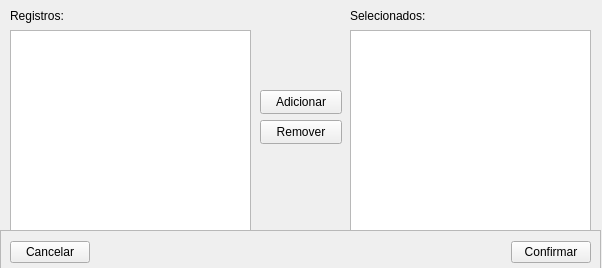
Qt form src/ui/ComponentEscolherRegistros.ui (nicolaspimeenta/gas-guardian) before a commit.
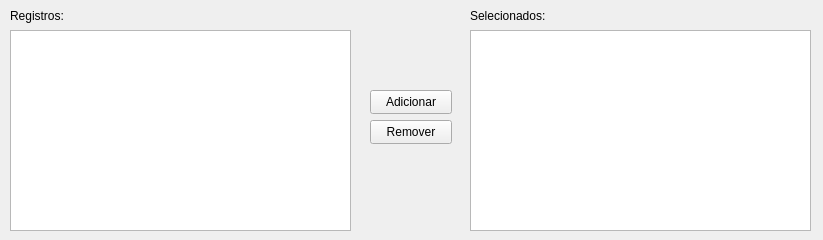
The same form after that commit. Icons and pictures are not drawn.

The edit to the form file:
```diff
--- a/src/ui/ComponentEscolherRegistros.ui
+++ b/src/ui/ComponentEscolherRegistros.ui
@@ -6,44 +6,19 @@
    <rect>
     <x>0</x>
     <y>0</y>
-    <width>602</width>
-    <height>268</height>
+    <width>823</width>
+    <height>240</height>
    </rect>
   </property>
   <property name="windowTitle">
    <string>Escolher Registros</string>
   </property>
-  <widget class="QTableWidget" name="tableRegistros">
-   <property name="geometry">
-    <rect>
-     <x>10</x>
-     <y>30</y>
-     <width>241</width>
-     <height>201</height>
-    </rect>
-   </property>
-   <property name="showGrid">
-    <bool>false</bool>
-   </property>
-   <property name="sortingEnabled">
-    <bool>true</bool>
-   </property>
-   <attribute name="horizontalHeaderDefaultSectionSize">
-    <number>135</number>
-   </attribute>
-   <attribute name="horizontalHeaderShowSortIndicator" stdset="0">
-    <bool>true</bool>
-   </attribute>
-   <attribute name="horizontalHeaderStretchLastSection">
-    <bool>true</bool>
-   </attribute>
-  </widget>
   <widget class="QTableWidget" name="tableSelecionados">
    <property name="geometry">
     <rect>
-     <x>350</x>
+     <x>470</x>
      <y>30</y>
-     <width>241</width>
+     <width>341</width>
      <height>201</height>
     </rect>
    </property>
@@ -66,7 +41,7 @@
   <widget class="QPushButton" name="adicionarBtn">
    <property name="geometry">
     <rect>
-     <x>260</x>
+     <x>370</x>
      <y>90</y>
      <width>82</width>
      <height>24</height>
@@ -96,7 +71,7 @@
   <widget class="QLabel" name="selecionadosLabel">
    <property name="geometry">
     <rect>
-     <x>350</x>
+     <x>470</x>
      <y>0</y>
      <width>142</width>
      <height>32</height>
@@ -109,7 +84,7 @@
   <widget class="QPushButton" name="removerBtn">
    <property name="geometry">
     <rect>
-     <x>260</x>
+     <x>370</x>
      <y>120</y>
      <width>82</width>
      <height>24</height>
@@ -123,58 +98,30 @@
      <normaloff>../../assets/left.svg</normaloff>../../assets/left.svg</iconset>
    </property>
   </widget>
-  <widget class="QFrame" name="ContainerBotoes">
+  <widget class="QTableWidget" name="tableRegistros">
    <property name="geometry">
     <rect>
-     <x>0</x>
-     <y>230</y>
-     <width>601</width>
-     <height>44</height>
+     <x>10</x>
+     <y>30</y>
+     <width>341</width>
+     <height>201</height>
     </rect>
    </property>
-   <property name="frameShape">
-    <enum>QFrame::StyledPanel</enum>
+   <property name="showGrid">
+    <bool>false</bool>
    </property>
-   <property name="frameShadow">
-    <enum>QFrame::Raised</enum>
+   <property name="sortingEnabled">
+    <bool>true</bool>
    </property>
-   <layout class="QHBoxLayout" name="horizontalLayout">
-    <item>
-     <widget class="QPushButton" name="Cancelar">
-      <property name="text">
-       <string>Cancelar</string>
-      </property>
-      <property name="icon">
-       <iconset>
-        <normaloff>../../assets/cancel.svg</normaloff>../../assets/cancel.svg</iconset>
-      </property>
-     </widget>
-    </item>
-    <item>
-     <spacer name="horizontalSpacer">
-      <property name="orientation">
-       <enum>Qt::Horizontal</enum>
-      </property>
-      <property name="sizeHint" stdset="0">
-       <size>
-        <width>40</width>
-        <height>20</height>
-       </size>
-      </property>
-     </spacer>
-    </item>
-    <item>
-     <widget class="QPushButton" name="Confirmar">
-      <property name="text">
-       <string>Confirmar</string>
-      </property>
-      <property name="icon">
-       <iconset>
-        <normaloff>../../assets/check.svg</normaloff>../../assets/check.svg</iconset>
-      </property>
-     </widget>
-    </item>
-   </layout>
+   <attribute name="horizontalHeaderDefaultSectionSize">
+    <number>135</number>
+   </attribute>
+   <attribute name="horizontalHeaderShowSortIndicator" stdset="0">
+    <bool>true</bool>
+   </attribute>
+   <attribute name="horizontalHeaderStretchLastSection">
+    <bool>true</bool>
+   </attribute>
   </widget>
  </widget>
  <resources/>
```
